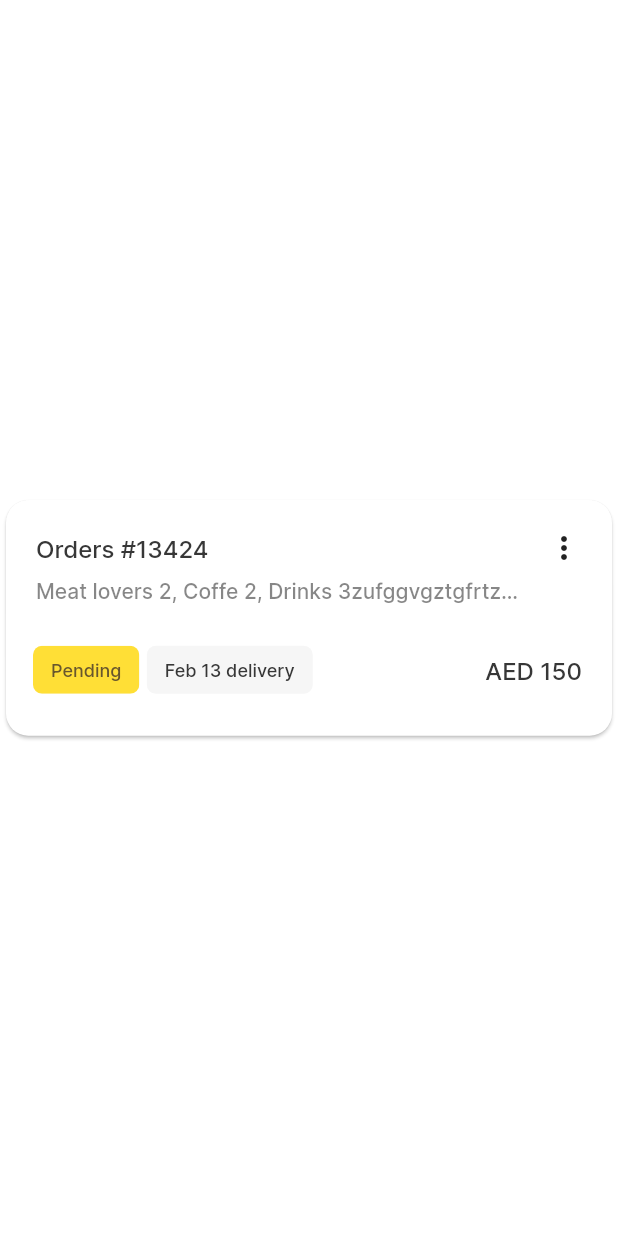
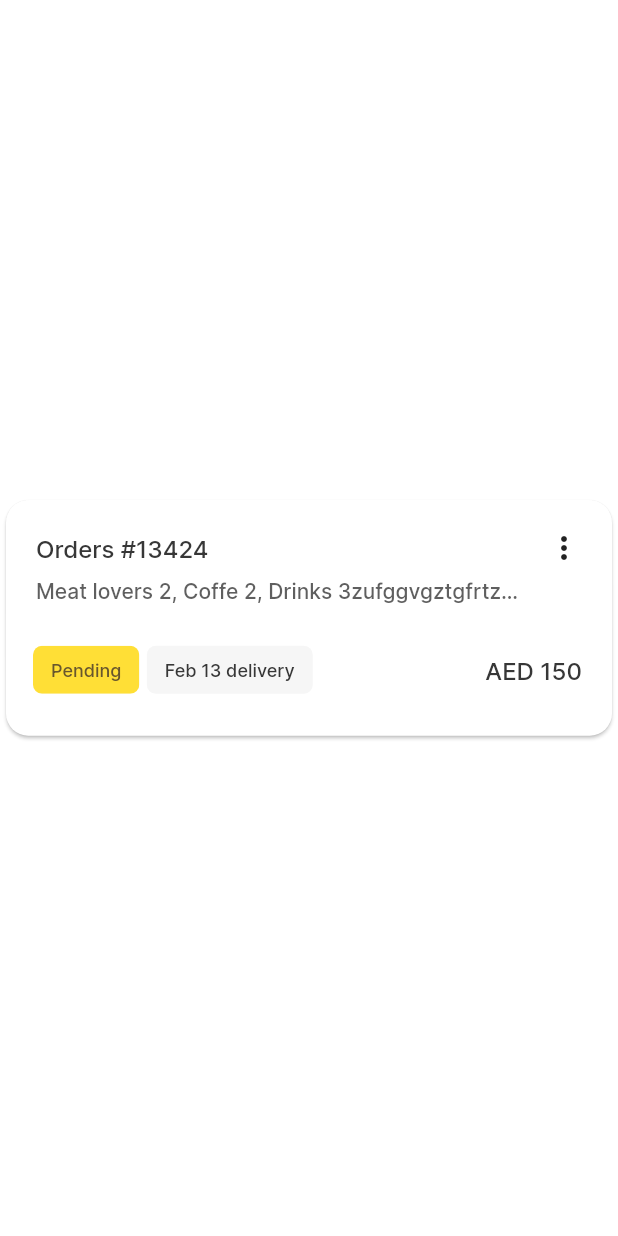
Before and after one commit to fcolakovic2/meelz, a Flutter app: the screen it shows after launch, on a phone screen of 412 x 824 dp. Run offline on Flutter 3.47's test engine with Material 2 defaults, Android fonts, the phone set to English and light mode, and no system bars.

Commit message:
refaktorisani stilovi

```diff
--- /dev/null
+++ b/lib/utils/style/styles.dart
@@ -0,0 +1,33 @@
+import 'package:flutter/material.dart';
+
+final TextStyle stilPending = TextStyle(
+  fontFamily: "Inter",
+  fontSize: 12,
+  fontStyle: FontStyle.normal,
+  fontWeight: FontWeight.w500,
+  color: Color(0xff68572D),
+);
+
+final TextStyle stilDelivery = TextStyle(
+  fontFamily: "Inter",
+  fontSize: 12,
+  fontStyle: FontStyle.normal,
+  fontWeight: FontWeight.w500,
+  color: Color(0xff373737),
+);
+
+final TextStyle stilNaslova = TextStyle(
+  fontFamily: "Inter",
+  fontSize: 16,
+  fontStyle: FontStyle.normal,
+  fontWeight: FontWeight.w500,
+  color: Color(0xff373737),
+);
+
+final TextStyle stilPodnaslova = TextStyle(
+  fontFamily: "Inter",
+  fontSize: 14,
+  fontStyle: FontStyle.normal,
+  fontWeight: FontWeight.w500,
+  color: Color(0xff373737).withOpacity(0.8),
+);
--- a/lib/view/kartica/widgets/delivery_date_chip.dart
+++ b/lib/view/kartica/widgets/delivery_date_chip.dart
@@ -1,4 +1,5 @@
 import 'package:flutter/material.dart';
+import 'package:meelz/utils/style/styles.dart';
 
 class DeliveryDateChip extends StatelessWidget {
   const DeliveryDateChip({
@@ -13,13 +14,7 @@ class DeliveryDateChip extends StatelessWidget {
       backgroundColor: Color(0xffF6F6F6),
       label: Text(
         "Feb 13 delivery",
-        style: TextStyle(
-          fontFamily: "Inter",
-          fontSize: 12,
-          fontStyle: FontStyle.normal,
-          fontWeight: FontWeight.w500,
-          color: Color(0xff373737),
-        ),
+        style: stilDelivery,
       ),
     );
   }
--- a/lib/view/kartica/widgets/naslov_podnaslov_slika.dart
+++ b/lib/view/kartica/widgets/naslov_podnaslov_slika.dart
@@ -1,4 +1,5 @@
 import 'package:flutter/material.dart';
+import 'package:meelz/utils/style/styles.dart';
 
 class NaslovPodnaslovSaSlikom extends StatelessWidget {
   const NaslovPodnaslovSaSlikom({
@@ -20,13 +21,7 @@ class NaslovPodnaslovSaSlikom extends StatelessWidget {
             softWrap: false,
             maxLines: 1,
             overflow: TextOverflow.ellipsis,
-            style: TextStyle(
-              fontFamily: "Inter",
-              fontSize: 16,
-              fontStyle: FontStyle.normal,
-              fontWeight: FontWeight.w500,
-              color: Color(0xff373737),
-            ),
+            style: stilNaslova,
           ),
           SizedBox(
             width: MediaQuery.of(context).size.width * 0.6,
@@ -35,13 +30,7 @@ class NaslovPodnaslovSaSlikom extends StatelessWidget {
               softWrap: false,
               maxLines: 1,
               overflow: TextOverflow.ellipsis,
-              style: TextStyle(
-                fontFamily: "Inter",
-                fontSize: 14,
-                fontStyle: FontStyle.normal,
-                fontWeight: FontWeight.w500,
-                color: Color(0xff373737).withOpacity(0.8),
-              ),
+              style: stilPodnaslova,
             ),
           ),
         ]);
--- a/lib/view/kartica/widgets/naslov_tackice_bez_slike.dart
+++ b/lib/view/kartica/widgets/naslov_tackice_bez_slike.dart
@@ -1,4 +1,5 @@
 import 'package:flutter/material.dart';
+import 'package:meelz/utils/style/styles.dart';
 
 class NaslovTackice extends StatelessWidget {
   const NaslovTackice({
@@ -20,13 +21,7 @@ class NaslovTackice extends StatelessWidget {
               softWrap: false,
               maxLines: 1,
               overflow: TextOverflow.ellipsis,
-              style: TextStyle(
-                fontSize: 16,
-                fontFamily: "Inter",
-                fontStyle: FontStyle.normal,
-                fontWeight: FontWeight.w500,
-                color: Color(0xff373737),
-              ),
+              style: stilNaslova,
             ),
           ],
         ),
--- a/lib/view/kartica/widgets/pending_chip.dart
+++ b/lib/view/kartica/widgets/pending_chip.dart
@@ -1,4 +1,5 @@
 import 'package:flutter/material.dart';
+import 'package:meelz/utils/style/styles.dart';
 
 class PendingChip extends StatelessWidget {
   const PendingChip({
@@ -13,13 +14,7 @@ class PendingChip extends StatelessWidget {
       backgroundColor: Color(0xffFFDF36),
       label: Text(
         "Pending",
-        style: TextStyle(
-          fontFamily: "Inter",
-          fontSize: 12,
-          fontStyle: FontStyle.normal,
-          fontWeight: FontWeight.w500,
-          color: Color(0xff68572D),
-        ),
+        style: stilPending,
       ),
     );
   }
--- a/lib/view/kartica/widgets/podnaslov_bez_slike.dart
+++ b/lib/view/kartica/widgets/podnaslov_bez_slike.dart
@@ -1,4 +1,5 @@
 import 'package:flutter/material.dart';
+import 'package:meelz/utils/style/styles.dart';
 
 class PodnaslovBezSlike extends StatelessWidget {
   const PodnaslovBezSlike({
@@ -22,13 +23,7 @@ class PodnaslovBezSlike extends StatelessWidget {
               softWrap: false,
               maxLines: 1,
               overflow: TextOverflow.ellipsis,
-              style: TextStyle(
-                fontSize: 14,
-                fontFamily: "Inter",
-                fontStyle: FontStyle.normal,
-                fontWeight: FontWeight.w500,
-                color: Color(0xff373737).withOpacity(0.6),
-              ),
+              style: stilPodnaslova,
             ),
           ),
         ),
```
Also changed, not shown: lib/utils/style/test.dart (deleted).
